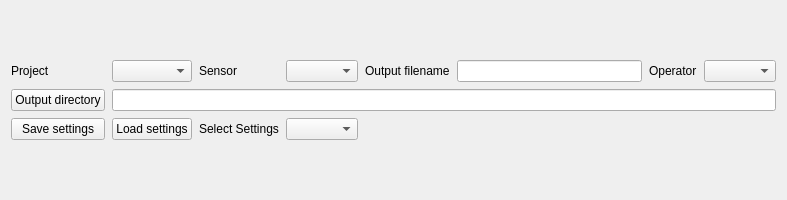
First picture: the form in COMET/QT_Designer_UI/Project_selector.ui, repository Chilldose/COMET, before the edit.
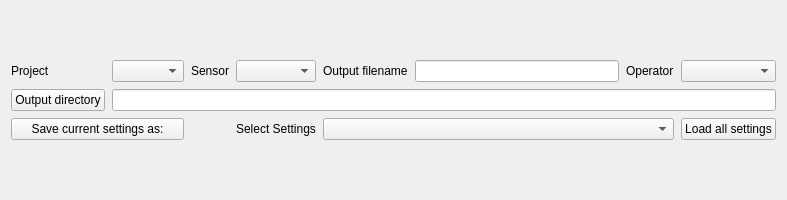
Second picture: the form after the edit.

Commit message: Loading and saving fix for new settings managment

The edit to the form file:
```diff
--- a/COMET/QT_Designer_UI/Project_selector.ui
+++ b/COMET/QT_Designer_UI/Project_selector.ui
@@ -38,14 +38,35 @@
      <item row="1" column="7">
       <widget class="QComboBox" name="operator_comboBox"/>
      </item>
-     <item row="1" column="5">
-      <widget class="QLineEdit" name="filename"/>
+     <item row="2" column="0">
+      <widget class="QPushButton" name="save_to_button">
+       <property name="text">
+        <string>Output directory</string>
+       </property>
+      </widget>
+     </item>
+     <item row="1" column="0">
+      <widget class="QLabel" name="project_label">
+       <property name="text">
+        <string>Project</string>
+       </property>
+      </widget>
      </item>
      <item row="1" column="1">
       <widget class="QComboBox" name="proj_comboBox"/>
      </item>
+     <item row="1" column="5">
+      <widget class="QLineEdit" name="filename"/>
+     </item>
      <item row="1" column="3">
-      <widget class="QComboBox" name="sensor_comboBox"/>
+      <widget class="QComboBox" name="sensor_comboBox">
+       <property name="sizePolicy">
+        <sizepolicy hsizetype="Minimum" vsizetype="Fixed">
+         <horstretch>0</horstretch>
+         <verstretch>0</verstretch>
+        </sizepolicy>
+       </property>
+      </widget>
      </item>
      <item row="1" column="4">
       <widget class="QLabel" name="filename_label">
@@ -54,13 +75,6 @@
        </property>
       </widget>
      </item>
-     <item row="1" column="0">
-      <widget class="QLabel" name="project_label">
-       <property name="text">
-        <string>Project</string>
-       </property>
-      </widget>
-     </item>
      <item row="1" column="2">
       <widget class="QLabel" name="sensor_label">
        <property name="text">
@@ -68,40 +82,33 @@
        </property>
       </widget>
      </item>
-     <item row="2" column="0">
-      <widget class="QPushButton" name="save_to_button">
-       <property name="text">
-        <string>Output directory</string>
-       </property>
-      </widget>
-     </item>
-     <item row="7" column="0">
-      <widget class="QPushButton" name="save_settings_button">
-       <property name="text">
-        <string>Save settings</string>
-       </property>
-      </widget>
-     </item>
-     <item row="7" column="1">
-      <widget class="QPushButton" name="load_settings_button">
-       <property name="text">
-        <string>Load settings</string>
-       </property>
-      </widget>
-     </item>
      <item row="2" column="1" colspan="7">
       <widget class="QLineEdit" name="output_dir_edit"/>
      </item>
      <item row="7" column="3">
-      <widget class="QComboBox" name="select_settings_comboBox"/>
-     </item>
-     <item row="7" column="2">
       <widget class="QLabel" name="label">
        <property name="text">
         <string>Select Settings</string>
        </property>
       </widget>
      </item>
+     <item row="7" column="4" colspan="3">
+      <widget class="QComboBox" name="select_settings_comboBox"/>
+     </item>
+     <item row="7" column="7">
+      <widget class="QPushButton" name="load_settings_button">
+       <property name="text">
+        <string>Load all settings</string>
+       </property>
+      </widget>
+     </item>
+     <item row="7" column="0" colspan="2">
+      <widget class="QPushButton" name="save_settings_button">
+       <property name="text">
+        <string>Save current settings as:</string>
+       </property>
+      </widget>
+     </item>
     </layout>
    </item>
   </layout>
```
The commit also changes 9 other files.
